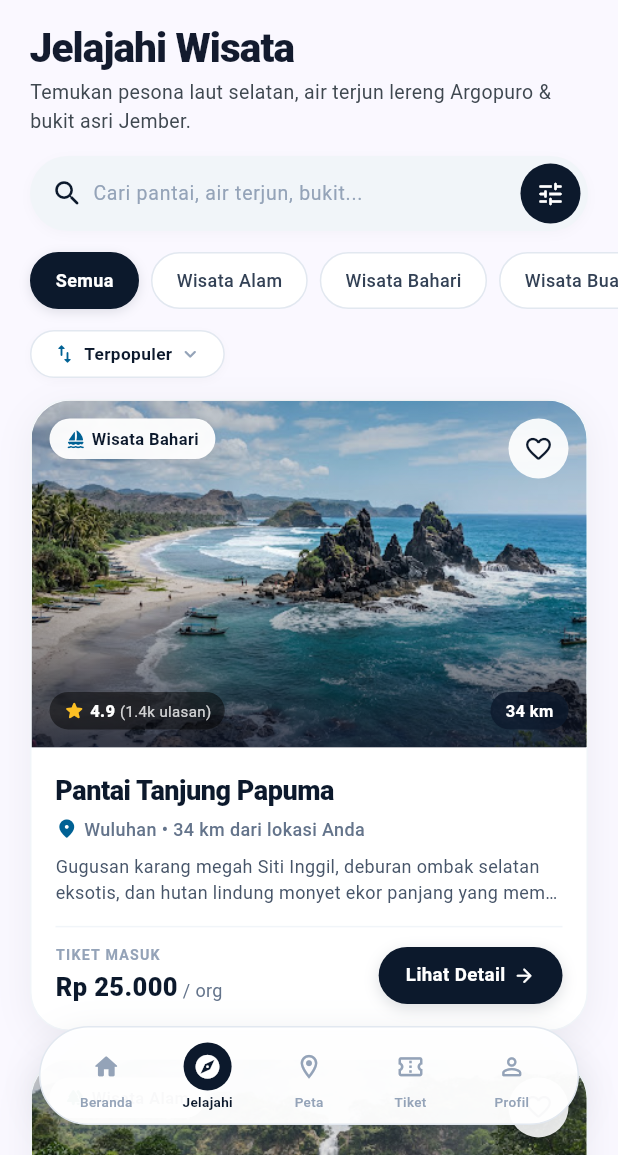
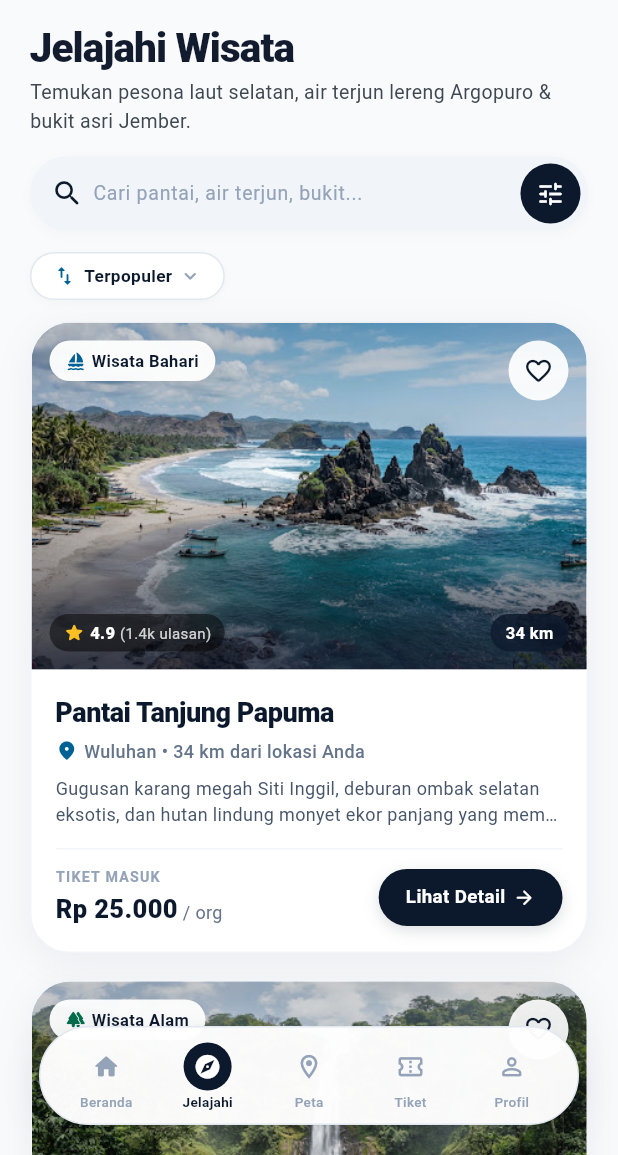
Before and after one commit to muhfareldwim-coder/jembergo_mobile_app, a Flutter app: the ExploreScreen screen opened directly, on a phone screen of 412 x 824 dp, the part 81-1236 px from its top. Run offline on Flutter 3.47's test engine with Material 3 defaults, Android fonts, the phone set to English and light mode, and no system bars; our stand-ins replace flutter_map, geolocator, latlong2, qr_flutter.

Commit message:
pembaruan tiket

```diff
--- a/lib/features/destination/presentation/explore_screen.dart
+++ b/lib/features/destination/presentation/explore_screen.dart
@@ -24,7 +24,7 @@ class ExploreScreen extends StatefulWidget {
 class _ExploreScreenState extends State<ExploreScreen> {
   // Theme colors from JemberGo design system
   static const _navy = Color(0xFF0C192C);
-  static const _background = Color(0xFFFAF8FF);
+  static const _background = Color(0xFFF8FAFC);
   static const _primaryBlue = Color(0xFF006194);
   static const _forestGreen = Color(0xFF006C49);
   static const _rose = Color(0xFFF43F5E);
@@ -390,8 +390,6 @@ class _ExploreScreenState extends State<ExploreScreen> {
                       const SizedBox(height: 14),
                       _buildSearchBar(),
                       const SizedBox(height: 14),
-                      _buildCategoryChips(),
-                      const SizedBox(height: 14),
                       _buildSortTrigger(),
                       const SizedBox(height: 14),
                       if (destinations.isEmpty)
@@ -625,56 +623,7 @@ class _ExploreScreenState extends State<ExploreScreen> {
     );
   }
 
-  Widget _buildCategoryChips() {
-    return SizedBox(
-      height: 38,
-      child: ListView.separated(
-        scrollDirection: Axis.horizontal,
-        clipBehavior: Clip.none,
-        itemCount: _categories.length,
-        separatorBuilder: (_, _) => const SizedBox(width: 8),
-        itemBuilder: (context, index) {
-          final cat = _categories[index];
-          final isSelected = cat.id == _selectedCategory;
 
-          return InkWell(
-            onTap: () {
-              setState(() => _selectedCategory = cat.id);
-            },
-            borderRadius: BorderRadius.circular(20),
-            child: AnimatedContainer(
-              duration: const Duration(milliseconds: 200),
-              padding: const EdgeInsets.symmetric(horizontal: 16, vertical: 8),
-              decoration: BoxDecoration(
-                color: isSelected ? _navy : Colors.white,
-                borderRadius: BorderRadius.circular(20),
-                border: Border.all(color: isSelected ? _navy : _borderSlate),
-                boxShadow: isSelected
-                    ? const [
-                        BoxShadow(
-                          color: Color(0x1F0C192C),
-                          blurRadius: 6,
-                          offset: Offset(0, 2),
-                        ),
-                      ]
-                    : null,
-              ),
-              child: Center(
-                child: Text(
-                  cat.label,
-                  style: TextStyle(
-                    color: isSelected ? Colors.white : const Color(0xFF334155),
-                    fontSize: 12,
-                    fontWeight: isSelected ? FontWeight.w700 : FontWeight.w500,
-                  ),
-                ),
-              ),
-            ),
-          );
-        },
-      ),
-    );
-  }
 
   Widget _buildSortTrigger() {
     return Align(
```
Also changed, not shown: lib/features/ticket/presentation/tickets_screen.dart (+16 -15 lines), 2 other files.
